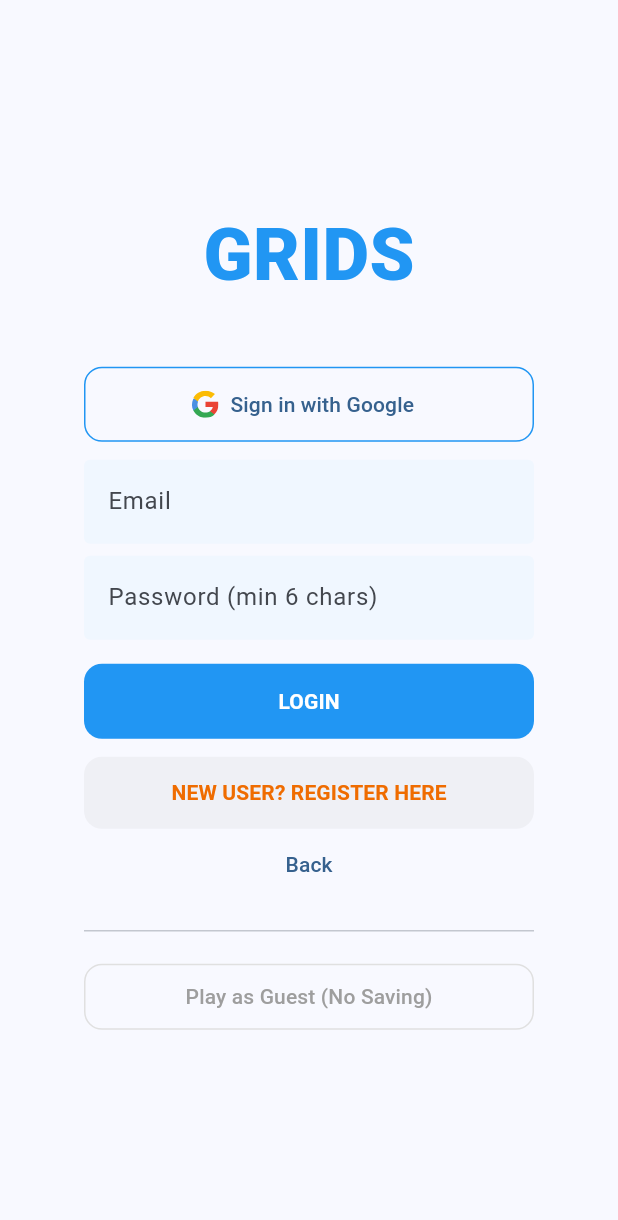
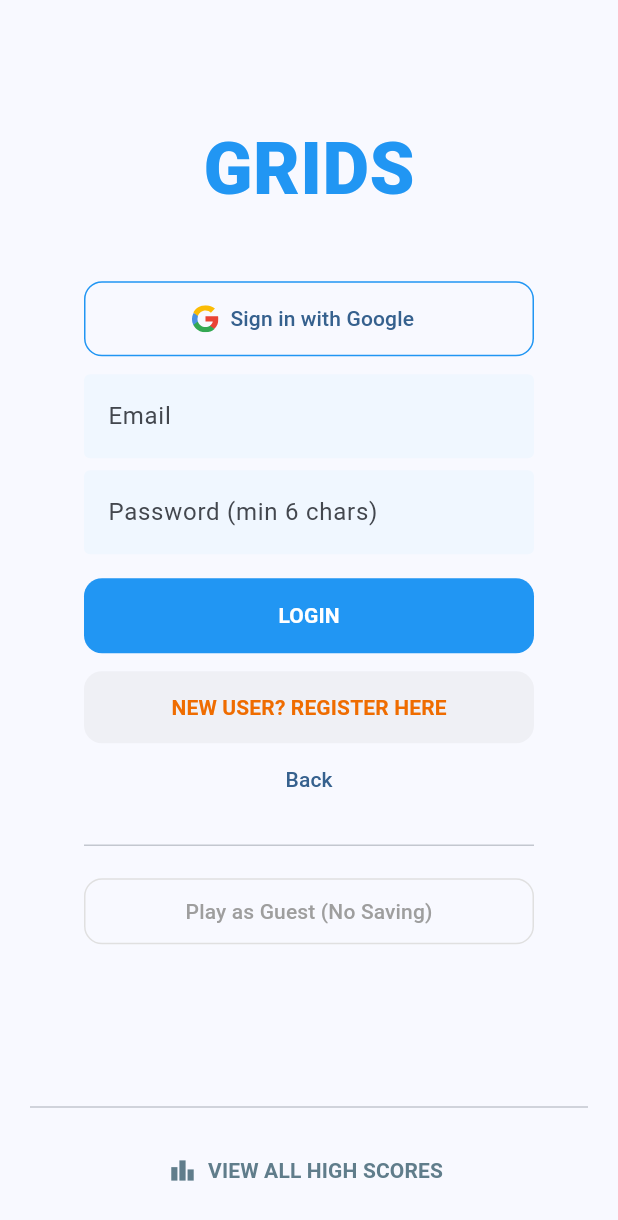
Before and after one commit to JoshuaBurt1/Grids, a Flutter app: the screen it shows after launch, after a tap on "Sign in with Email", on a phone screen of 412 x 824 dp. Shown: the top 1220 px of the screen. Run offline on Flutter 3.47's test engine with Material 3 defaults, Android fonts, the phone set to English and light mode, and no system bars; our stand-ins replace cloud_firestore, firebase_auth, firebase_core, flutter_svg, scrollable_positioned_list; missing offline and left inert: dart:html; accounts and stored records are empty; network calls fail.

Commit message:
PWA code

```diff
--- a/lib/home_screen.dart
+++ b/lib/home_screen.dart
@@ -2,6 +2,10 @@ import 'package:flutter/material.dart';
 import 'package:firebase_auth/firebase_auth.dart';
 import 'package:cloud_firestore/cloud_firestore.dart';
 import 'package:flutter_svg/flutter_svg.dart';
+import 'package:flutter/foundation.dart' show kIsWeb;
+// Conditional import for web-only functionality
+import 'dart:html' as html;
+
 import 'game_screen.dart';
 import 'highscores_screen.dart';
 
@@ -18,7 +22,55 @@ class _HomeScreenState extends State<HomeScreen> {
   final TextEditingController _passwordController = TextEditingController();
 
   bool _showEmailLogin = false;
-  bool _isRegistering = false; // Toggle between Login and Register
+  bool _isRegistering = false;
+
+  // --- PWA Logic Variables ---
+  dynamic _deferredPrompt;
+  bool _showInstallButton = false;
+
+  @override
+  void initState() {
+    super.initState();
+    _setupPWAInstallLogic();
+  }
+
+  // --- PWA Logic ---
+  void _setupPWAInstallLogic() {
+    if (kIsWeb) {
+      // Listen for the 'beforeinstallprompt' event
+      html.window.addEventListener('beforeinstallprompt', (event) {
+        // Prevent the browser's default mini-infobar
+        event.preventDefault();
+        // Save the event for later use
+        _deferredPrompt = event;
+
+        // Only show button if the user is on a mobile device
+        if (_isMobileBrowser()) {
+          setState(() => _showInstallButton = true);
+        }
+      });
+
+      // Hide the button once the app is installed
+      html.window.addEventListener('appinstalled', (event) {
+        setState(() => _showInstallButton = false);
+      });
+    }
+  }
+
+  bool _isMobileBrowser() {
+    final userAgent = html.window.navigator.userAgent.toLowerCase();
+    return userAgent.contains("iphone") ||
+           userAgent.contains("android") ||
+           userAgent.contains("ipad");
+  }
+
+  Future<void> _handlePWAInstall() async {
+    if (_deferredPrompt != null) {
+      _deferredPrompt.prompt();
+      _deferredPrompt = null;
+      setState(() => _showInstallButton = false);
+    }
+  }
 
   // --- Auth Logic ---
 
@@ -44,7 +96,6 @@ class _HomeScreenState extends State<HomeScreen> {
           email: email,
           password: password
         );
-      // Optional: Update the Firebase Profile name immediately
         await userCredential.user?.updateDisplayName(_nameController.text.trim());
       } else {
         userCredential = await FirebaseAuth.instance.signInWithEmailAndPassword(
@@ -54,7 +105,6 @@ class _HomeScreenState extends State<HomeScreen> {
       }
       await _syncUserProfile(userCredential.user);
     } on FirebaseAuthException catch (e) {
-    // Your existing error handling is great!
       _showError(e.code == 'operation-not-allowed'
           ? "Enable Email/Password in Firebase Console!"
           : e.message ?? "Auth failed");
@@ -63,9 +113,6 @@ class _HomeScreenState extends State<HomeScreen> {
 
   Future<void> _syncUserProfile(User? user) async {
     if (user == null) return;
-
-    // If it's an email user, user.displayName might be null.
-    // We use the name from the controller as a fallback.
     String? nameToSave = user.displayName ?? _nameController.text.trim();
     if (nameToSave.isEmpty) nameToSave = "Player";
 
@@ -89,6 +136,8 @@ class _HomeScreenState extends State<HomeScreen> {
     final User? user = FirebaseAuth.instance.currentUser;
 
     return Scaffold(
+      // Universal Highscore button at the very bottom
+      bottomNavigationBar: _buildUniversalHighscoreFooter(),
       body: Stack(
         children: [
           if (user != null) _buildGemDisplay(user.uid),
@@ -102,9 +151,56 @@ class _HomeScreenState extends State<HomeScreen> {
                     "GRIDS",
                     style: TextStyle(fontSize: 48, fontWeight: FontWeight.w900, color: Colors.blue),
                   ),
+
+                  // PWA INSTALL BUTTON (Conditionally shown)
+                  if (_showInstallButton) ...[
+                    const SizedBox(height: 10),
+                    _buildPWAInstallButton(),
+                  ],
+
                   const SizedBox(height: 40),
                   if (user == null) _buildLoginOptions() else _buildGameMenu(),
                 ],
+              ),
+            ),
+          ),
+        ],
+      ),
+    );
+  }
+
+  Widget _buildPWAInstallButton() {
+    return ElevatedButton.icon(
+      onPressed: _handlePWAInstall,
+      icon: const Icon(Icons.install_mobile, size: 18),
+      label: const Text("INSTALL APP", style: TextStyle(fontWeight: FontWeight.bold)),
+      style: ElevatedButton.styleFrom(
+        backgroundColor: Colors.orange.shade800,
+        foregroundColor: Colors.white,
+        shape: RoundedRectangleBorder(borderRadius: BorderRadius.circular(20)),
+      ),
+    );
+  }
+
+  Widget _buildUniversalHighscoreFooter() {
+    return Container(
+      padding: const EdgeInsets.symmetric(horizontal: 20, vertical: 20),
+      child: Column(
+        mainAxisSize: MainAxisSize.min,
+        children: [
+          const Divider(),
+          const SizedBox(height: 10),
+          SizedBox(
+            width: double.infinity,
+            child: TextButton.icon(
+              onPressed: () => Navigator.push(
+                context,
+                MaterialPageRoute(builder: (context) => const HighscoresScreen())
+              ),
+              icon: const Icon(Icons.leaderboard, color: Colors.blueGrey),
+              label: const Text(
+                "VIEW ALL HIGH SCORES",
+                style: TextStyle(color: Colors.blueGrey, fontWeight: FontWeight.bold)
               ),
             ),
           ),
@@ -199,7 +295,6 @@ class _HomeScreenState extends State<HomeScreen> {
               ),
             ),
             const SizedBox(height: 16),
-            // MAIN ACTION BUTTON
             SizedBox(
               width: double.infinity,
               height: 50,
@@ -218,7 +313,6 @@ class _HomeScreenState extends State<HomeScreen> {
               ),
             ),
             const SizedBox(height: 12),
-            // TOGGLE BUTTON (More prominent)
             Container(
               width: double.infinity,
               decoration: BoxDecoration(
@@ -242,7 +336,6 @@ class _HomeScreenState extends State<HomeScreen> {
             ),
           ],
           const Divider(height: 40),
-          // GUEST BUTTON WITH BORDER
           OutlinedButton(
             style: OutlinedButton.styleFrom(
               minimumSize: const Size(double.infinity, 44),
@@ -297,7 +390,6 @@ class _HomeScreenState extends State<HomeScreen> {
             ),
           ),
           const SizedBox(height: 12),
-          TextButton(onPressed: () => Navigator.push(context, MaterialPageRoute(builder: (context) => const HighscoresScreen())), child: const Text("View High Scores")),
           TextButton(
             onPressed: () async {
               await FirebaseAuth.instance.signOut();
--- a/pubspec.yaml
+++ b/pubspec.yaml
@@ -41,6 +41,7 @@ dependencies:
   firebase_auth: ^6.1.4
   google_sign_in: ^7.2.0
   flutter_svg: ^2.2.2
+  foundation: ^0.0.5
 
 dev_dependencies:
   flutter_test:
```
Also changed, not shown: pubspec.lock, 7 other files. Lines whose indentation alone changed are shown as unchanged.
